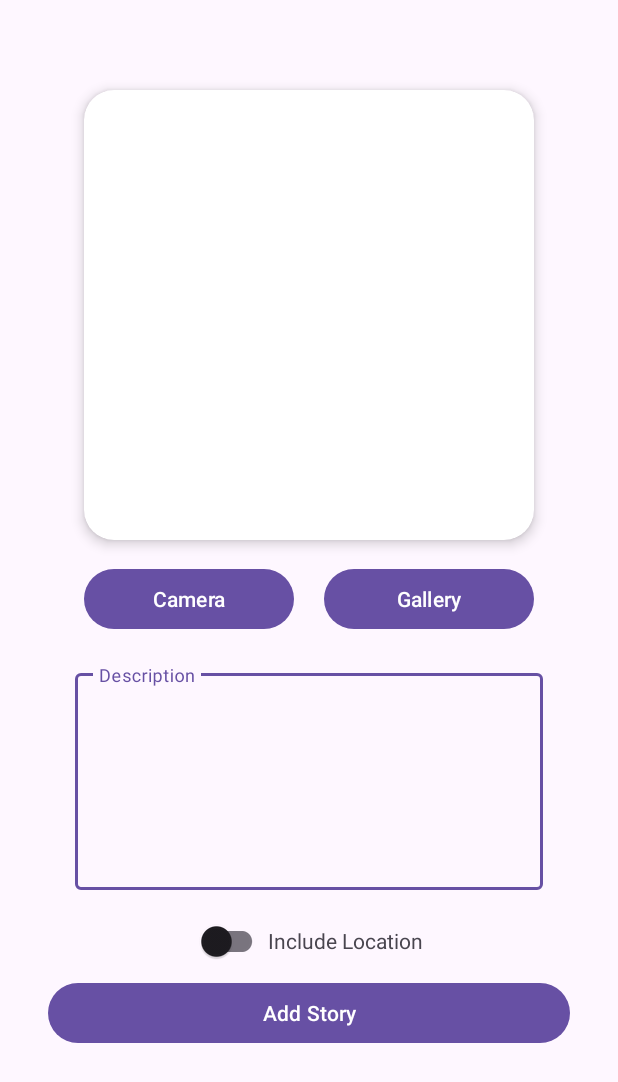
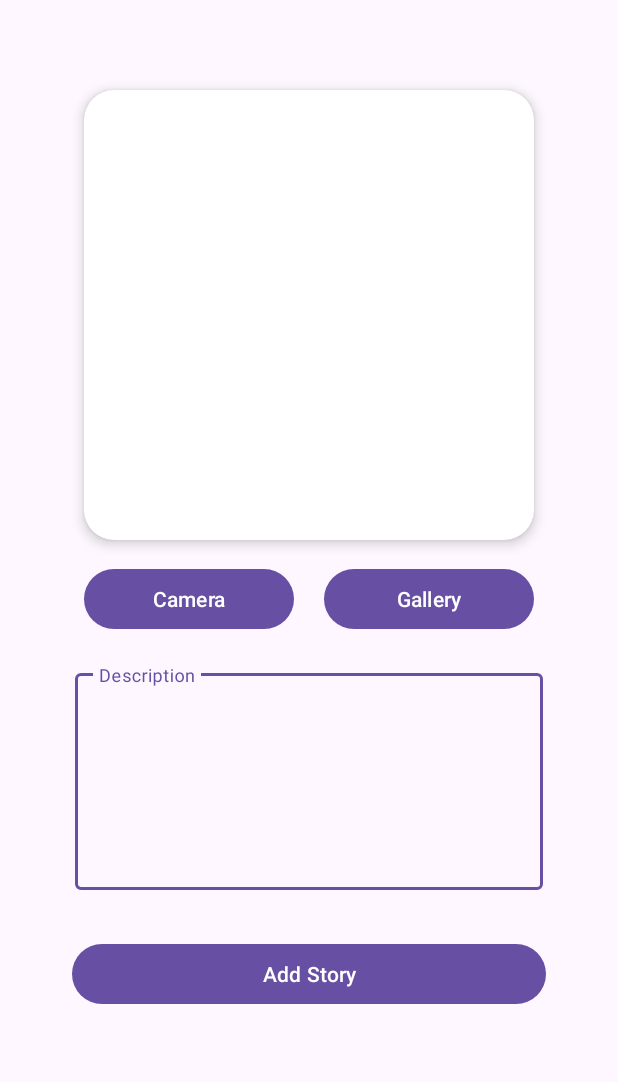
Before and after one commit to irfan-efendi19/StoryApp-Submission2, an Android app: the layout activity_story.xml on its own in the app's theme, with its tools: preview values and no code run, on a phone screen of 412 x 824 dp. Shown: the top 1082 px of the screen. Run offline under Robolectric (Android 15) with nearby library versions, the phone set to English and light mode, and no system bars.

```diff
--- a/app/build.gradle.kts
+++ b/app/build.gradle.kts
@@ -52,6 +52,7 @@ dependencies {
     implementation("androidx.constraintlayout:constraintlayout:2.1.4")
     implementation("com.google.android.gms:play-services-maps:18.2.0")
     testImplementation("junit:junit:4.13.2")
+    testImplementation("org.testng:testng:6.9.6")
     androidTestImplementation("androidx.test.ext:junit:1.1.5")
     androidTestImplementation("androidx.test.espresso:espresso-core:3.5.1")
 
--- a/app/src/main/res/layout/activity_story.xml
+++ b/app/src/main/res/layout/activity_story.xml
@@ -77,38 +77,39 @@
 
 
 
-    <LinearLayout
-        android:id="@+id/linearLayout"
-        android:layout_width="wrap_content"
-        android:layout_height="wrap_content"
-        android:layout_marginTop="10dp"
-        android:orientation="horizontal"
-        app:layout_constraintEnd_toEndOf="parent"
-        app:layout_constraintStart_toStartOf="parent"
-        app:layout_constraintTop_toBottomOf="@+id/description_input_layout">
+<!--    <LinearLayout-->
+<!--        android:id="@+id/linearLayout"-->
+<!--        android:layout_width="wrap_content"-->
+<!--        android:layout_height="wrap_content"-->
+<!--        android:layout_marginTop="10dp"-->
+<!--        android:orientation="horizontal"-->
+<!--        app:layout_constraintEnd_toEndOf="parent"-->
+<!--        app:layout_constraintStart_toStartOf="parent"-->
+<!--        app:layout_constraintTop_toBottomOf="@+id/description_input_layout">-->
 
-        <com.google.android.material.switchmaterial.SwitchMaterial
-            android:id="@+id/item_check"
-            android:layout_width="wrap_content"
-            android:layout_height="wrap_content"/>
+<!--        <com.google.android.material.switchmaterial.SwitchMaterial-->
+<!--            android:id="@+id/item_check"-->
+<!--            android:layout_width="wrap_content"-->
+<!--            android:layout_height="wrap_content"/>-->
 
-        <TextView
-            android:layout_width="wrap_content"
-            android:layout_height="wrap_content"
-            android:text="Include Location" />
-    </LinearLayout>
+<!--        <TextView-->
+<!--            android:layout_width="wrap_content"-->
+<!--            android:layout_height="wrap_content"-->
+<!--            android:text="Include Location" />-->
+<!--    </LinearLayout>-->
 
     <com.google.android.material.button.MaterialButton
         android:id="@+id/button_add"
         android:layout_width="0dp"
         android:layout_height="wrap_content"
-        android:layout_marginStart="32dp"
-        android:layout_marginEnd="32dp"
+        android:layout_marginStart="48dp"
+        android:layout_marginTop="32dp"
+        android:layout_marginEnd="48dp"
         android:layout_weight="1"
         android:text="Add Story"
         app:layout_constraintEnd_toEndOf="parent"
         app:layout_constraintStart_toStartOf="parent"
-        app:layout_constraintTop_toBottomOf="@+id/linearLayout" />
+        app:layout_constraintTop_toBottomOf="@+id/description_input_layout" />
 
     <ProgressBar
         android:id="@+id/progress_bar"
```
Also changed, not shown: app/src/main/java/com/dicoding/storyapp/data/paging/StoryPagingSource.kt (+8 -4 lines), app/src/main/java/com/dicoding/storyapp/view/main/MainActivity.kt (+1 -11 lines), app/src/main/java/com/dicoding/storyapp/view/uploadstory/UploadStoryActivity.kt (+8 -13 lines), 3 other files.
